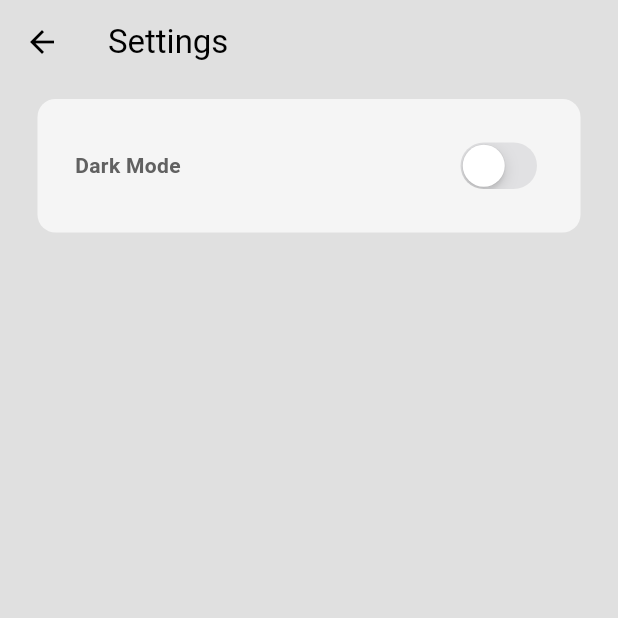
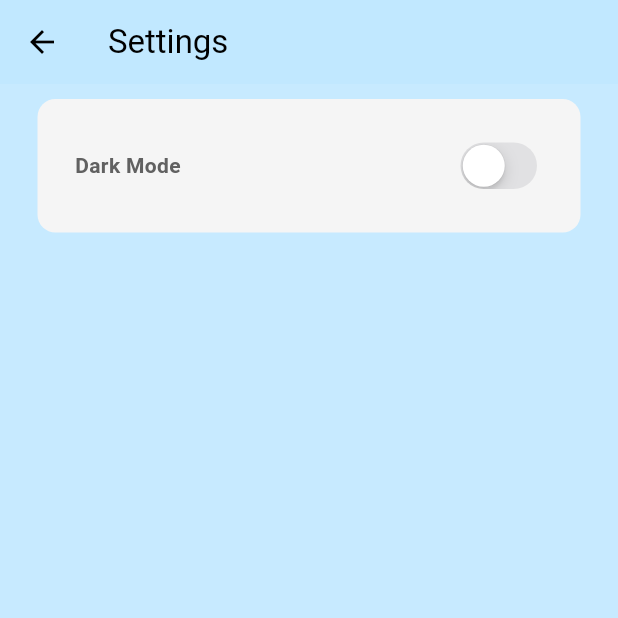
Before and after one commit to The-Armaan-Mohamed/flutter-foodapp, a Flutter app: the screen it shows once a user with an empty profile is signed in, in the side drawer, after a tap on "S E T T I N G S", on a phone screen of 412 x 824 dp, the top half of it. Run offline on Flutter 3.47's test engine with Material 3 defaults, Android fonts, the phone set to English and light mode, and no system bars; our stand-ins replace cloud_firestore, firebase_auth, firebase_core, flutter_credit_card; accounts and stored records are empty.

Commit message:
Change surface colorScheme

```diff
--- a/lib/themes/light_mode.dart
+++ b/lib/themes/light_mode.dart
@@ -2,7 +2,7 @@ import 'package:flutter/material.dart';
 
 ThemeData lightMode = ThemeData(
   colorScheme: ColorScheme.light(
-    surface: Colors.grey.shade300,
+    surface: const Color.fromARGB(1000, 193, 232, 255),
     primary: Colors.grey.shade500,
     secondary: Colors.grey.shade100,
     tertiary: Colors.white,
```
